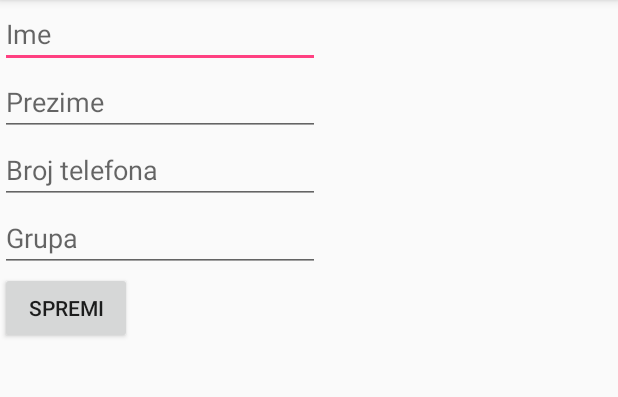
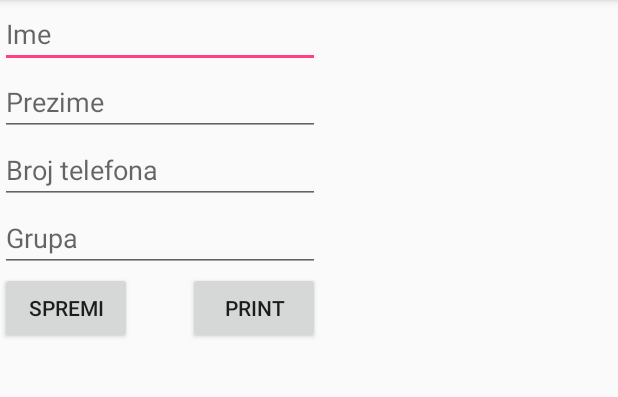
Before and after one commit to vanjs83/TelefonskiImenik, an Android app: the screen it shows after launch (MainActivity), after a tap on "SPREMI", on a phone screen of 412 x 824 dp, the part 84-481 px from its top. Run offline under Robolectric (Android 15) with nearby library versions, the phone set to English and light mode, and no system bars; libraries missing offline, so code that uses them is left out: com.itextpdf.text; 2 statements that could not run were skipped.

Commit message:
proradila funkcija za kreiranje pdf

```diff
--- a/app/build.gradle
+++ b/app/build.gradle
@@ -27,8 +27,5 @@ dependencies {
     compile 'com.android.support:appcompat-v7:25.3.1'
     compile 'com.android.support.constraint:constraint-layout:1.0.2'
     testCompile 'junit:junit:4.12'
-    compile files('libs/itext5-5.5.11/itext5-itext-pdfa-5.5.11.jar')
     compile files('libs/itext5-5.5.11/itext5-itextpdf-5.5.11.jar')
-    compile files('libs/itext5-5.5.11/itext5-xmlworker-5.5.11.jar')
-    compile files('libs/itext5-5.5.11/itext5-itext-pdfa-5.5.11-sources.jar')
 }
--- a/app/src/main/AndroidManifest.xml
+++ b/app/src/main/AndroidManifest.xml
@@ -3,13 +3,17 @@
     package="com.imenik.osmibit.telefonskiimenik"
     android:versionCode="1"
     android:versionName="1.0"
-
     >
 
     <uses-sdk
         android:minSdkVersion="8"
         android:targetSdkVersion="25" />
+
+    <uses-permission android:name="android.permission.READ_EXTERNAL_STORAGE" />
+    <uses-permission android:name="android.permission.READ_INTERNAL_STORAGE" />
     <uses-permission android:name="android.permission.WRITE_EXTERNAL_STORAGE"/>
+
+
 
     <application
         android:allowBackup="true"
--- a/app/src/main/java/com/imenik/osmibit/telefonskiimenik/MainActivity.java
+++ b/app/src/main/java/com/imenik/osmibit/telefonskiimenik/MainActivity.java
@@ -1,4 +1,5 @@
 package com.imenik.osmibit.telefonskiimenik;
+import android.graphics.Color;
 import android.os.Environment;
 
 import android.support.v7.app.AppCompatActivity;
@@ -7,11 +8,10 @@ import android.util.Log;
 import android.view.View;
 import android.widget.Button;
 import android.widget.EditText;
-import android.widget.Spinner;
-import android.widget.Toast;
+
 
 import com.itextpdf.text.DocumentException;
-import com.itextpdf.text.Element;
+import com.itextpdf.text.PageSize;
 import com.itextpdf.text.Paragraph;
 import com.itextpdf.text.pdf.PdfWriter;
 import com.itextpdf.text.Document;
@@ -20,17 +20,19 @@ import com.itextpdf.text.Document;
 import java.io.File;
 import java.io.FileOutputStream;
 import java.io.IOException;
+import java.util.List;
 
+import static com.itextpdf.text.pdf.BidiOrder.PDF;
 
 
 public class MainActivity extends AppCompatActivity  {
 
     //AppCompatActivity
-    EditText mName, mSurname, mNumber, mGroup;
-    Spinner mSpinner;
-    Button mButtSave;
-    public int ID;
-    public String name, surname, telNumber, group;
+    EditText mName, mSurname, mNumber,mGroup;
+    Button mButtSave, mButtPrint;
+    List<Contact> contact;
+    List<Group> group;
+    public String name, surname, telNumber;
     DatabaseHandler db;
 
     @Override
@@ -41,7 +43,9 @@ public class MainActivity extends AppCompatActivity  {
         mName = (EditText) findViewById(R.id.editIme);
         mSurname = (EditText) findViewById(R.id.editPrezime);
         mNumber = (EditText) findViewById(R.id.editNumber);
+        mGroup = (EditText) findViewById(R.id.editGroup);
         mButtSave = (Button) findViewById(R.id.button);
+        mButtPrint = (Button) findViewById(R.id.buttonprint);
 
 
         //Creates
@@ -50,6 +54,7 @@ public class MainActivity extends AppCompatActivity  {
         db.addGroup(new Group("Prijatelji"));
         db.addGroup(new Group("Posao"));
         db.addGroup(new Group("Obitelj"));
+
 
 
 
@@ -74,7 +79,13 @@ public class MainActivity extends AppCompatActivity  {
 
     }
 
-    public Boolean writePdf(Contact contact, Group group)  {
+    public void onPrintContact(View view){
+       // writePdf();
+        createPDF();
+    }
+
+
+    public Boolean writePdf()  {
         try {
             String fpath = "/sdcard/" + "Imenik" + ".pdf";
             File file = new File(fpath);
@@ -83,18 +94,18 @@ public class MainActivity extends AppCompatActivity  {
                 file.createNewFile();
             }
 
+
             // step 1
-            Document document = new Document();
+            Document document = new Document(PageSize.A4.rotate());
             document.addAuthor("Tihomir Vanjurek");
             document.addTitle("Phonebook");
             // step 2
-            PdfWriter.getInstance(document,
-                    new FileOutputStream(file.getAbsoluteFile()));
+            PdfWriter.getInstance(document, new FileOutputStream(file.getAbsoluteFile()));
             // step 3
             document.open();
             // step 4
             document.add(new Paragraph("Hello this is PhoneBook!"));
-            document.add(new Paragraph(contact.getName() + ' ' + contact.getSurname()+ ' ' + contact.getPhoneNumber()+ ' ' + group.getName() ));
+            document.add(new Paragraph("Content"));
             // step 5
             document.close();
 
@@ -108,8 +119,51 @@ public class MainActivity extends AppCompatActivity  {
             e.printStackTrace();
             return false;
         }
+
+    }
+
+
+    public void createPDF()
+    {
+        Document doc = new Document();
+
+        try {
+        //    String path = Environment.getExternalStorageDirectory() + "/Imenik" + ".pdf";
+            File f = File.createTempFile( "imenik", ".pdf", getExternalCacheDir());
+            f.createNewFile();
+            f.getAbsolutePath();
+          //  if(!dir.exists())
+          //      dir.mkdirs();
+
+         //   Log.d("PDFCreator", "PDF Path: " + path);
+         //   File file = new File(dir, "Imenik.pdf");
+            FileOutputStream fOut = new FileOutputStream(f);
+            PdfWriter.getInstance(doc, fOut);
+            //open the document
+            doc.open();
+            /* Create Paragraph and Set Font */
+            Paragraph p1 = new Paragraph("Hi! I am Generating my first PDF using DroidText");
+            //add paragraph to document
+            doc.add(p1);
+            Paragraph p2 = new Paragraph("This is an example of a simple paragraph");
+            doc.add(p2);
+
+
+
+        } catch (DocumentException de) {
+            Log.e("PDFCreator", "DocumentException:" + de);
+        } catch (IOException e) {
+            Log.e("PDFCreator", "ioException:" + e);
+        }
+        finally
+        {
+            doc.close();
+        }
     }
 
 
 
+
+
+
 }
--- a/app/src/main/res/layout/activity_main.xml
+++ b/app/src/main/res/layout/activity_main.xml
@@ -59,5 +59,15 @@
         android:layout_below="@id/editGroup"
         tools:ignore="HardcodedText" />
 
+    <Button
+        android:id="@+id/buttonprint"
+        android:layout_width="wrap_content"
+        android:layout_height="wrap_content"
+        android:layout_alignEnd="@+id/editGroup"
+        android:layout_alignRight="@+id/editGroup"
+        android:layout_below="@+id/editGroup"
+        android:onClick="onPrintContact"
+        android:text="Print" />
+
 
 </RelativeLayout>
```
